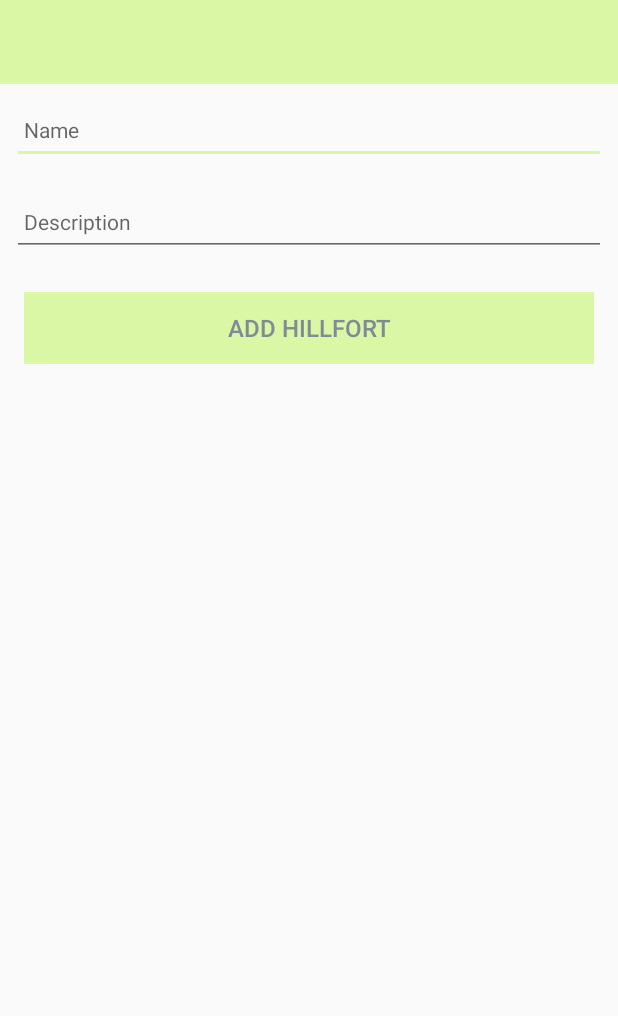
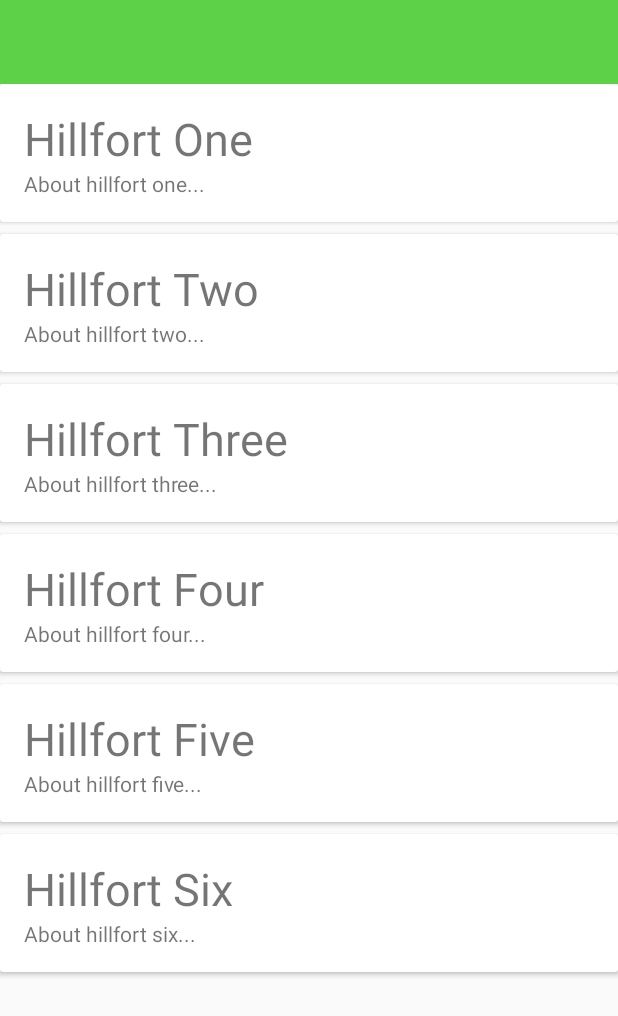
Before and after one commit to edyta-sleziak/Hillforts, an Android app: the screen it shows after launch (HillfortActivity before the commit, HillfortsListActivity after it), on a phone screen of 412 x 824 dp. Shown: the top 1016 px of the screen. Run offline under Robolectric (Android 15) with nearby library versions, the phone set to English and light mode, and no system bars; 1 statement that could not run was skipped.

Commit message:
List of hillforts added

```diff
--- a/app/src/main/AndroidManifest.xml
+++ b/app/src/main/AndroidManifest.xml
@@ -3,6 +3,7 @@
     package="org.wit.hillforts">
 
   <application
+      android:name="org.wit.hillforts.main.MainApp"
       android:allowBackup="true"
       android:icon="@mipmap/ic_launcher"
       android:label="@string/app_name"
@@ -10,10 +11,11 @@
       android:supportsRtl="true"
       android:theme="@style/AppTheme">
     <activity android:name=".activities.HillfortActivity">
+    </activity>
+    <activity android:name=".activities.HillfortsListActivity">
       <intent-filter>
-                <action android:name="android.intent.action.MAIN" />
-
-                <category android:name="android.intent.category.LAUNCHER" />
+        <action android:name="android.intent.action.MAIN"/>
+        <category android:name="android.intent.category.LAUNCHER"/>
       </intent-filter>
     </activity>
   </application>
--- a/app/src/main/java/org/wit/hillforts/activities/HillfortActivity.kt
+++ b/app/src/main/java/org/wit/hillforts/activities/HillfortActivity.kt
@@ -7,27 +7,28 @@ import org.jetbrains.anko.AnkoLogger
 import org.jetbrains.anko.info
 import org.jetbrains.anko.toast
 import org.wit.hillforts.R
+import org.wit.hillforts.main.MainApp
 import org.wit.hillforts.models.HillfortModel
 
 class HillfortActivity : AppCompatActivity(), AnkoLogger {
 
   var hillfort = HillfortModel()
-  val hillforts = ArrayList<HillfortModel>()
+  lateinit var app: MainApp
 
   override fun onCreate(savedInstanceState: Bundle?) {
     super.onCreate(savedInstanceState)
     setContentView(R.layout.activity_hillfort)
-    info("Hillfort acrivity started")
+    app = application as MainApp
 
     btnAdd.setOnClickListener() {
-      val hillfortName = HillfortName.text.toString()
-      val hillfortDescription = HillfortDescription.text.toString()
-      if (hillfortName.isNotEmpty()) {
+      hillfort.name = HillfortName.text.toString()
+      hillfort.description = HillfortDescription.text.toString()
+      if (hillfort.name.isNotEmpty()) {
+        app.hillforts.add(hillfort.copy())
         info("Add Button Pressed: $hillfort")
-        hillfort.name = hillfortName
-        hillfort.description = hillfortDescription
-        hillforts.add(hillfort.copy())
-        info("$hillforts")
+        for (i in app.hillforts.indices) {
+          info("Hillfort[$i]:${app.hillforts[i]}")
+        }
       }
       else {
         toast ("Please enter all details")
--- /dev/null
+++ b/app/src/main/java/org/wit/hillforts/activities/HillfortsListActivity.kt
@@ -0,0 +1,58 @@
+package org.wit.hillforts.activities
+
+import android.os.Bundle
+import android.view.LayoutInflater
+import android.view.View
+import android.view.ViewGroup
+import androidx.appcompat.app.AppCompatActivity
+import androidx.recyclerview.widget.LinearLayoutManager
+import androidx.recyclerview.widget.RecyclerView
+import kotlinx.android.synthetic.main.activity_hillforts_list.*
+import kotlinx.android.synthetic.main.card_hillfort.view.*
+import org.wit.hillforts.R
+import org.wit.hillforts.main.MainApp
+import org.wit.hillforts.models.HillfortModel
+
+class HillfortsListActivity : AppCompatActivity() {
+
+  lateinit var app: MainApp
+
+  override fun onCreate(savedInstanceState: Bundle?) {
+    super.onCreate(savedInstanceState)
+    setContentView(R.layout.activity_hillforts_list)
+    app = application as MainApp
+
+    val layoutManager = LinearLayoutManager(this)
+    recyclerView.layoutManager = layoutManager
+    recyclerView.adapter = HillfortAdapter(app.hillforts)
+  }
+}
+
+class HillfortAdapter constructor(private var hillforts: List<HillfortModel>) :
+  RecyclerView.Adapter<HillfortAdapter.MainHolder>() {
+
+  override fun onCreateViewHolder(parent: ViewGroup, viewType: Int): MainHolder {
+    return MainHolder(
+      LayoutInflater.from(parent?.context).inflate(
+        R.layout.card_hillfort,
+        parent,
+        false
+      )
+    )
+  }
+
+  override fun onBindViewHolder(holder: MainHolder, position: Int) {
+    val hillfort = hillforts[holder.adapterPosition]
+    holder.bind(hillfort)
+  }
+
+  override fun getItemCount(): Int = hillforts.size
+
+  class MainHolder constructor(itemView: View) : RecyclerView.ViewHolder(itemView) {
+
+    fun bind(hillfort: HillfortModel) {
+      itemView.HillfortName.text = hillfort.name
+      itemView.HillfortDescription.text = hillfort.description
+    }
+  }
+}
--- /dev/null
+++ b/app/src/main/java/org/wit/hillforts/main/MainApp.kt
@@ -0,0 +1,23 @@
+package org.wit.hillforts.main
+
+import android.app.Application
+import org.jetbrains.anko.AnkoLogger
+import org.jetbrains.anko.info
+import org.wit.hillforts.models.HillfortModel
+
+class MainApp : Application(), AnkoLogger {
+
+  var hillforts = ArrayList<HillfortModel>()
+
+  override fun onCreate() {
+    super.onCreate()
+    info("Application started")
+
+    hillforts.add(HillfortModel("Hillfort One", "About hillfort one..."))
+    hillforts.add(HillfortModel("Hillfort Two", "About hillfort two..."))
+    hillforts.add(HillfortModel("Hillfort Three", "About hillfort three..."))
+    hillforts.add(HillfortModel("Hillfort Four", "About hillfort four..."))
+    hillforts.add(HillfortModel("Hillfort Five", "About hillfort five..."))
+    hillforts.add(HillfortModel("Hillfort Six", "About hillfort six..."))
+  }
+}
--- /dev/null
+++ b/app/src/main/res/layout/activity_hillforts_list.xml
@@ -0,0 +1,31 @@
+<?xml version="1.0" encoding="utf-8"?>
+<androidx.coordinatorlayout.widget.CoordinatorLayout xmlns:android="http://schemas.android.com/apk/res/android"
+    xmlns:app="http://schemas.android.com/apk/res-auto"
+    xmlns:tools="http://schemas.android.com/tools"
+    android:layout_width="match_parent"
+    android:layout_height="match_parent"
+    tools:context="org.wit.hillforts.activities.HillfortsListActivity">
+
+  <com.google.android.material.appbar.AppBarLayout
+      android:layout_width="match_parent"
+      android:layout_height="wrap_content"
+      android:background="@color/colorAccent"
+      android:fitsSystemWindows="true"
+      app:elevation="0dip"
+      app:theme="@style/ThemeOverlay.AppCompat.Dark.ActionBar">
+
+    <androidx.appcompat.widget.Toolbar
+        android:id="@+id/toolbar"
+        android:layout_width="match_parent"
+        android:layout_height="wrap_content"
+        app:titleTextColor="@color/colorPrimaryDark" />
+  </com.google.android.material.appbar.AppBarLayout>
+
+  <androidx.recyclerview.widget.RecyclerView
+      android:id="@+id/recyclerView"
+      android:layout_width="match_parent"
+      android:layout_height="match_parent"
+      android:scrollbars="vertical"
+      app:layout_behavior="@string/appbar_scrolling_view_behavior" />
+
+</androidx.coordinatorlayout.widget.CoordinatorLayout>
--- /dev/null
+++ b/app/src/main/res/layout/card_hillfort.xml
@@ -0,0 +1,28 @@
+<?xml version="1.0" encoding="utf-8"?>
+<androidx.cardview.widget.CardView
+    xmlns:android="http://schemas.android.com/apk/res/android"
+    android:layout_width="match_parent"
+    android:layout_height="wrap_content"
+    android:layout_marginBottom="8dp"
+    android:elevation="24dp">
+
+  <RelativeLayout
+      android:layout_width="match_parent"
+      android:layout_height="wrap_content"
+      android:padding="16dp">
+
+    <TextView
+        android:id="@+id/HillfortName"
+        android:layout_width="wrap_content"
+        android:layout_height="wrap_content"
+        android:layout_alignParentTop="true"
+        android:textSize="30sp" />
+
+    <TextView
+        android:id="@+id/HillfortDescription"
+        android:layout_width="wrap_content"
+        android:layout_height="wrap_content"
+        android:layout_below="@id/HillfortName" />
+
+  </RelativeLayout>
+</androidx.cardview.widget.CardView>
--- a/app/src/main/res/values/colors.xml
+++ b/app/src/main/res/values/colors.xml
@@ -2,5 +2,5 @@
 <resources>
     <color name="colorPrimary">#808B96</color>
     <color name="colorPrimaryDark">#34495E</color>
-    <color name="colorAccent">#DAF7A6</color>
+    <color name="colorAccent">#5DD249</color>
 </resources>
```
Lines whose indentation alone changed are shown as unchanged.
